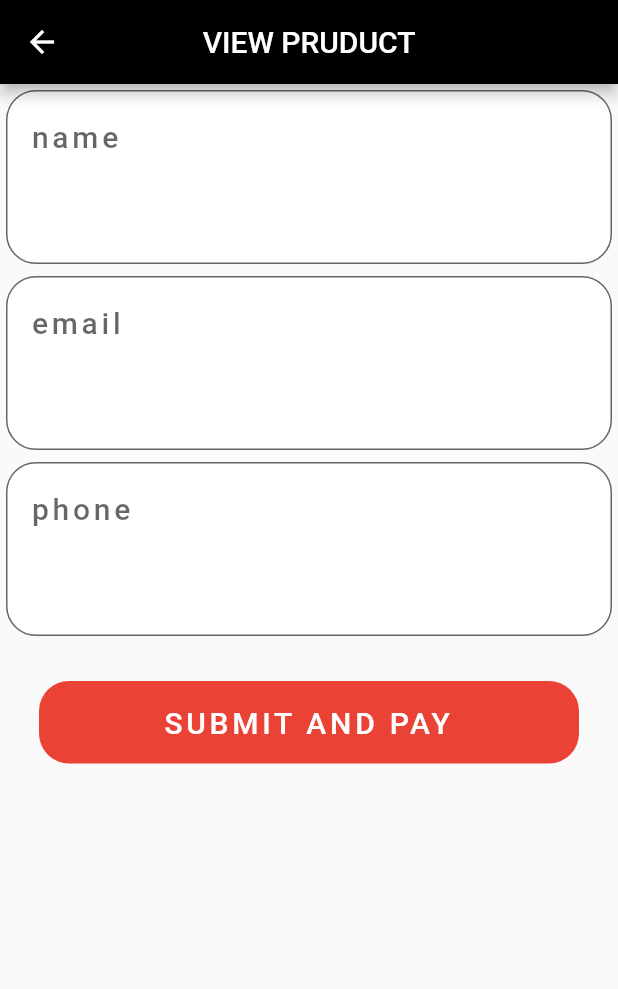
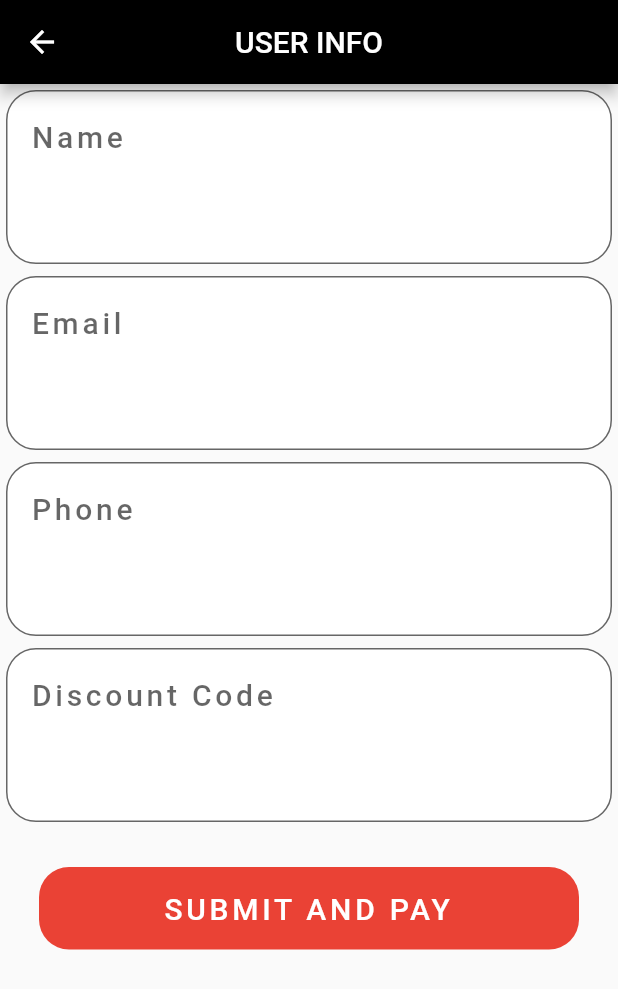
Before and after one commit to JerinFrancisA/InstaMojo-Payment-App, a Flutter app: the Details screen opened directly with empty values, on a phone screen of 412 x 824 dp. Shown: the top 989 px of the screen. Run offline on Flutter 3.47's test engine with Material 2 defaults, Android fonts, the phone set to English and light mode, and no system bars; our stand-ins replace cloud_firestore, firebase_auth; missing offline and left inert: flutter_webview_plugin; accounts and stored records are empty.

Commit message:
coupon code

```diff
--- a/lib/screens/folk_details.dart
+++ b/lib/screens/folk_details.dart
@@ -1,8 +1,8 @@
 import 'package:flutter/material.dart';
 import 'package:folk_payments/screens/instamojo.dart';
-import 'package:folk_payments/screens/products.dart';
 import 'package:folk_payments/custom_widgets/input_box.dart';
 import 'package:folk_payments/custom_widgets/button.dart';
+import 'package:cloud_firestore/cloud_firestore.dart';
 
 class Details extends StatefulWidget {
   Details({@required this.index});
@@ -14,9 +14,10 @@ class Details extends StatefulWidget {
 }
 
 class _DetailsState extends State<Details> {
-  var name = InputBox(text: 'name');
-  var email = InputBox(text: 'email');
-  var phone = InputBox(text: 'phone');
+  var name = InputBox(text: 'Name');
+  var email = InputBox(text: 'Email');
+  var phone = InputBox(text: 'Phone');
+  var discount = InputBox(text: 'Discount Code');
 
   @override
   Widget build(BuildContext context) {
@@ -24,18 +25,20 @@ class _DetailsState extends State<Details> {
       child: Scaffold(
         appBar: AppBar(
           title: Text(
-            'VIEW PRUDUCT',
+            'USER INFO',
           ),
           centerTitle: true,
         ),
-        body: Column(
+        body: ListView(
           children: <Widget>[
             name,
             email,
             phone,
+            discount,
             Button(
               text: 'SUBMIT AND PAY',
               onPressed: () async {
+                if (!discount.input) {
                   Navigator.push(
                     context,
                     MaterialPageRoute(
@@ -47,6 +50,7 @@ class _DetailsState extends State<Details> {
                       ),
                     ),
                   );
+                }
               },
             ),
           ],
--- a/lib/screens/view_product.dart
+++ b/lib/screens/view_product.dart
@@ -1,4 +1,5 @@
 import 'package:flutter/material.dart';
+import 'package:folk_payments/screens/folk_details.dart';
 import 'package:folk_payments/screens/products.dart';
 import 'package:folk_payments/utilities/constants.dart';
 import 'package:folk_payments/screens/instamojo.dart';
@@ -19,7 +20,7 @@ class _ViewState extends State<View> {
       child: Scaffold(
         appBar: AppBar(
           title: Text(
-            'VIEW PRUDUCT',
+            'VIEW PRODUCT',
           ),
           centerTitle: true,
         ),
@@ -79,7 +80,7 @@ class _ViewState extends State<View> {
                 Navigator.push(
                   context,
                   MaterialPageRoute(
-                    builder: (context) => InstaMojo(
+                    builder: (context) => Details(
                       index: widget.index,
                     ),
                   ),
```
Lines whose indentation alone changed are shown as unchanged.
